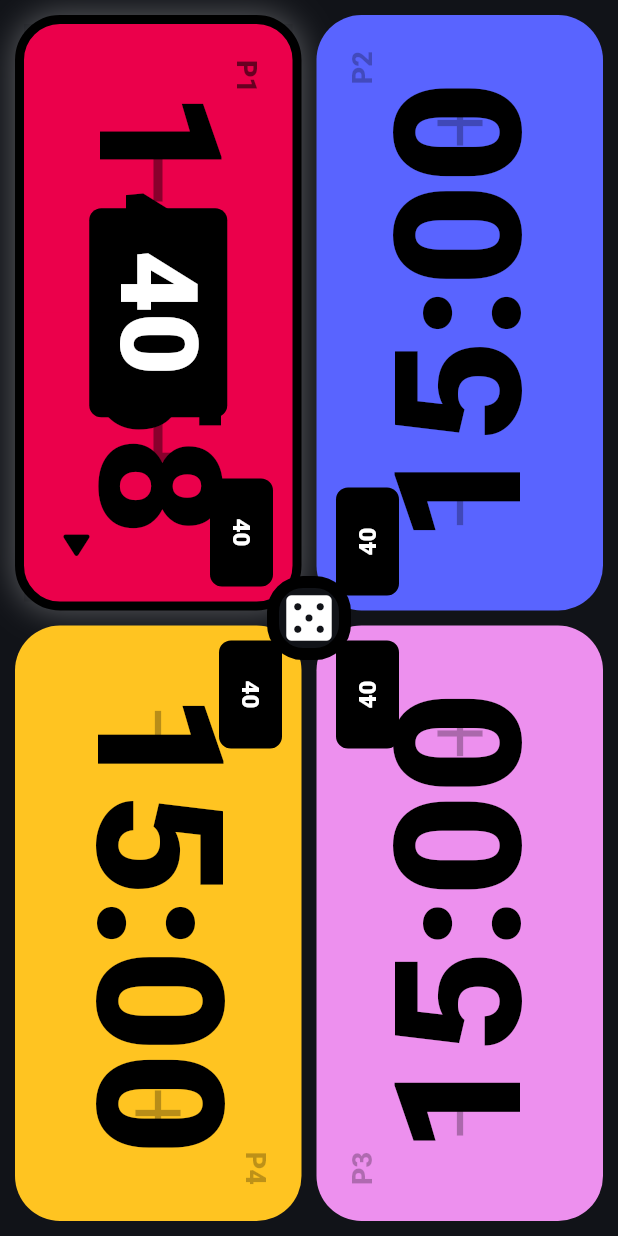
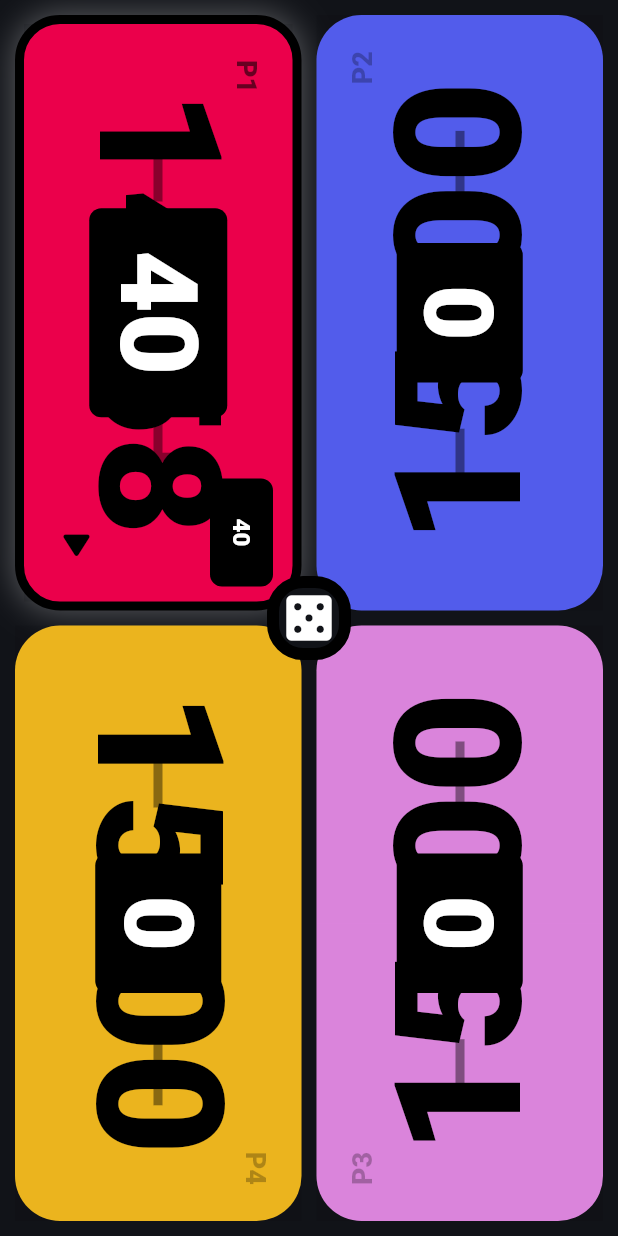
Before and after one commit to KD2Ex/edh_chess_clock, a Flutter app: the screen it shows after launch, after a tap on the "casino" icon, after a tap on "40", on a phone screen of 412 x 824 dp. Run offline on Flutter 3.47's test engine with Material 3 defaults, Android fonts, the phone set to English and light mode, and no system bars.

Commit message:
Commander damage added

```diff
--- a/lib/main.dart
+++ b/lib/main.dart
@@ -43,6 +43,10 @@
 
   final List<Duration> _remaining = List.generate(4, (_) => _startingTime);
   final List<int> _lifeTotals = List.generate(4, (_) => 40);
+  final List<List<int>> _commanderDamage = List.generate(
+    4,
+    (_) => List.generate(4, (_) => 0),
+  );
   late final Timer _timer;
   int _activePlayer = 0;
   int? _lifeControlsPlayer;
@@ -88,6 +92,18 @@
     });
   }
 
+  void _changeCommanderDamage(int fromPlayer, int toPlayer, int delta) {
+    setState(() {
+      final current = _commanderDamage[fromPlayer][toPlayer];
+      final newValue = current + delta;
+      if (newValue < 0) {
+        return;
+      }
+      _commanderDamage[fromPlayer][toPlayer] = newValue.clamp(0, 999);
+      _lifeTotals[toPlayer] -= delta;
+    });
+  }
+
   void _tickClock() {
     if (_lifeControlsPlayer != null) {
       return;
@@ -108,6 +124,11 @@
     setState(() {
       for (var index = 0; index < _remaining.length; index++) {
         _remaining[index] = _startingTime;
+      }
+      for (var i = 0; i < 4; i++) {
+        for (var j = 0; j < 4; j++) {
+          _commanderDamage[i][j] = 0;
+        }
       }
       _activePlayer = 0;
     });
@@ -168,18 +189,28 @@
 
   Widget _buildClockTile(int gridIndex) {
     final playerIndex = _clockwiseLayout[gridIndex];
+    final isAnyLifeTracking = _lifeControlsPlayer != null;
+    final isThisLifeTracking = playerIndex == _lifeControlsPlayer;
+    final isCommanderDmgTracking = isAnyLifeTracking && !isThisLifeTracking;
     return PlayerClockTile(
       color: _playerColors[playerIndex],
       remaining: _remaining[playerIndex],
       lifeTotal: _lifeTotals[playerIndex],
       isActive: playerIndex == _activePlayer,
-      isLifeTracking: playerIndex == _lifeControlsPlayer,
+      isLifeTracking: isThisLifeTracking,
+      isCommanderDamageTracking: isCommanderDmgTracking,
+      commanderDamage: isCommanderDmgTracking
+          ? _commanderDamage[playerIndex][_lifeControlsPlayer!]
+          : 0,
       playerNumber: playerIndex + 1,
       quarterTurns: gridIndex.isEven ? 1 : 3,
       isEven: gridIndex.isEven,
       onTap: () => _passPriority(playerIndex),
       onLifePressed: () => _toggleLifeControls(playerIndex),
       onLifeChanged: (delta) => _changeLife(playerIndex, delta),
+      onCommanderDamageChanged: isCommanderDmgTracking
+          ? (delta) => _changeCommanderDamage(playerIndex, _lifeControlsPlayer!, delta)
+          : null,
     );
   }
 }
@@ -192,12 +223,15 @@
     required this.lifeTotal,
     required this.isActive,
     required this.isLifeTracking,
+    required this.isCommanderDamageTracking,
+    required this.commanderDamage,
     required this.playerNumber,
     required this.quarterTurns,
     required this.isEven,
     required this.onTap,
     required this.onLifePressed,
     required this.onLifeChanged,
+    this.onCommanderDamageChanged,
   });
 
   final Color color;
@@ -205,12 +239,15 @@
   final int lifeTotal;
   final bool isActive;
   final bool isLifeTracking;
+  final bool isCommanderDamageTracking;
+  final int commanderDamage;
   final int playerNumber;
   final int quarterTurns;
   final bool isEven;
   final VoidCallback onTap;
   final VoidCallback onLifePressed;
   final ValueChanged<int> onLifeChanged;
+  final ValueChanged<int>? onCommanderDamageChanged;
 
   @override
   Widget build(BuildContext context) {
@@ -238,14 +275,19 @@
         child: Stack(
           fit: StackFit.expand,
           children: [
-            if (!isLifeTracking)
+            if (!isLifeTracking && !isCommanderDamageTracking)
               Positioned.fill(
                 child: InkWell(
                   borderRadius: BorderRadius.circular(30),
                   onTap: onTap,
                 ),
               ),
-            if (isLifeTracking) _buildLifeAdjusters() else ..._buildMarks(),
+            if (isLifeTracking)
+              _buildLifeAdjusters()
+            else if (isCommanderDamageTracking)
+              _buildCommanderDamageAdjusters()
+            else
+              ..._buildMarks(),
             _buildTimerText(),
             if (isLifeTracking)
               IgnorePointer(
@@ -272,9 +314,34 @@
                   ),
                 ),
               ),
+            if (isCommanderDamageTracking)
+              IgnorePointer(
+                child: Center(
+                  child: Container(
+                    padding: const EdgeInsets.symmetric(
+                      horizontal: 28,
+                      vertical: 10,
+                    ),
+                    decoration: BoxDecoration(
+                      color: Colors.black,
+                      borderRadius: BorderRadius.circular(8),
+                    ),
+                    child: Text(
+                      '$commanderDamage',
+                      style: const TextStyle(
+                        color: Colors.white,
+                        fontSize: 64,
+                        fontWeight: FontWeight.w900,
+                        height: 1,
+                        letterSpacing: 0,
+                      ),
+                    ),
+                  ),
+                ),
+              ),
             _buildPlayerLabel(),
             _buildActiveIndicator(),
-            _buildLifeButton(),
+            if (!isCommanderDamageTracking) _buildLifeButton(),
           ],
         ),
       ),
@@ -301,6 +368,27 @@
             child: _LifeAdjustButton(
               icon: Icons.add,
               onTap: () => onLifeChanged(1),
+            ),
+          ),
+        ],
+      ),
+    );
+  }
+
+  Widget _buildCommanderDamageAdjusters() {
+    return Positioned.fill(
+      child: Row(
+        children: [
+          Expanded(
+            child: _LifeAdjustButton(
+              icon: Icons.remove,
+              onTap: () => onCommanderDamageChanged?.call(-1),
+            ),
+          ),
+          Expanded(
+            child: _LifeAdjustButton(
+              icon: Icons.add,
+              onTap: () => onCommanderDamageChanged?.call(1),
             ),
           ),
         ],
```
